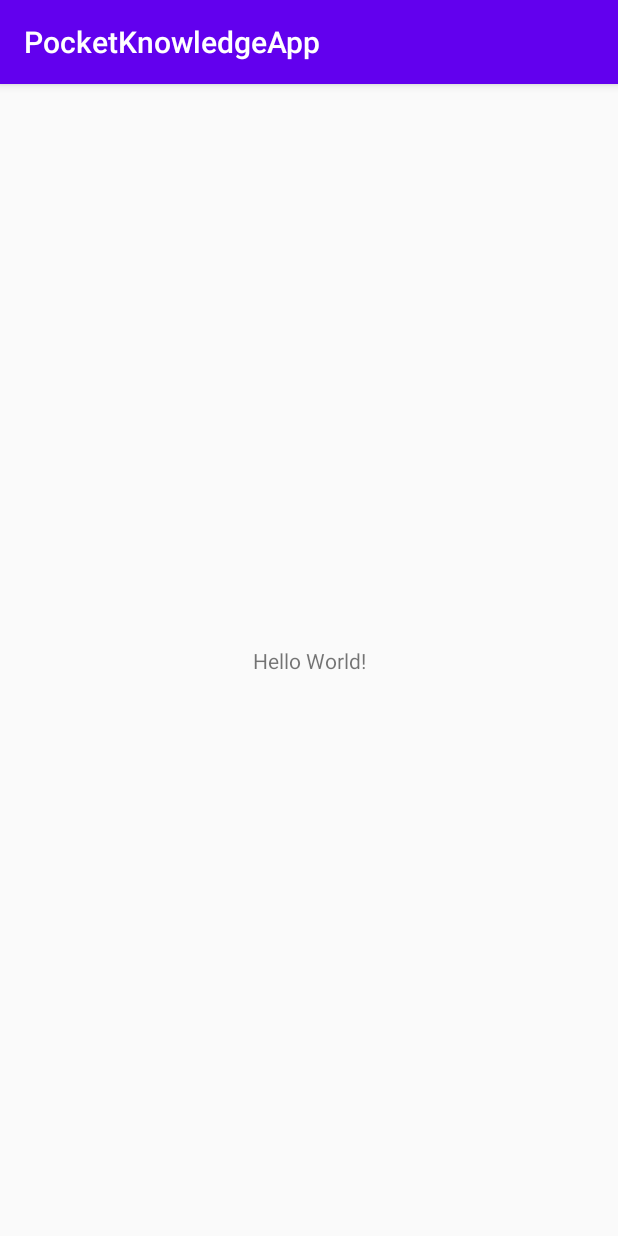
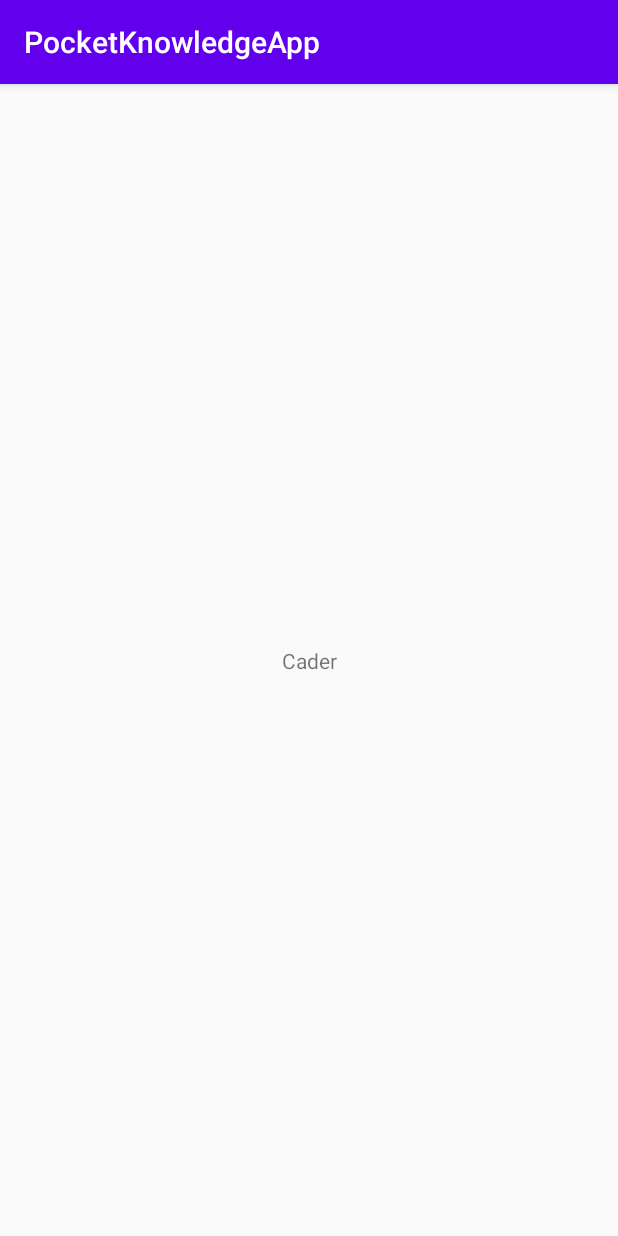
Before and after one commit to JaimeSerrano15/PocketKnowledge, an Android app: the screen it shows after launch (MainActivity), on a phone screen of 412 x 824 dp. Run offline under Robolectric (Android 15) with nearby library versions, the light colour scheme and no system bars.

Commit message:
Testing Cader's branch

```diff
--- a/PocketKnowledgeApp/app/src/main/res/layout/activity_main.xml
+++ b/PocketKnowledgeApp/app/src/main/res/layout/activity_main.xml
@@ -9,7 +9,7 @@
     <TextView
         android:layout_width="wrap_content"
         android:layout_height="wrap_content"
-        android:text="Hello World!"
+        android:text="Cader"
         app:layout_constraintBottom_toBottomOf="parent"
         app:layout_constraintLeft_toLeftOf="parent"
         app:layout_constraintRight_toRightOf="parent"
```
